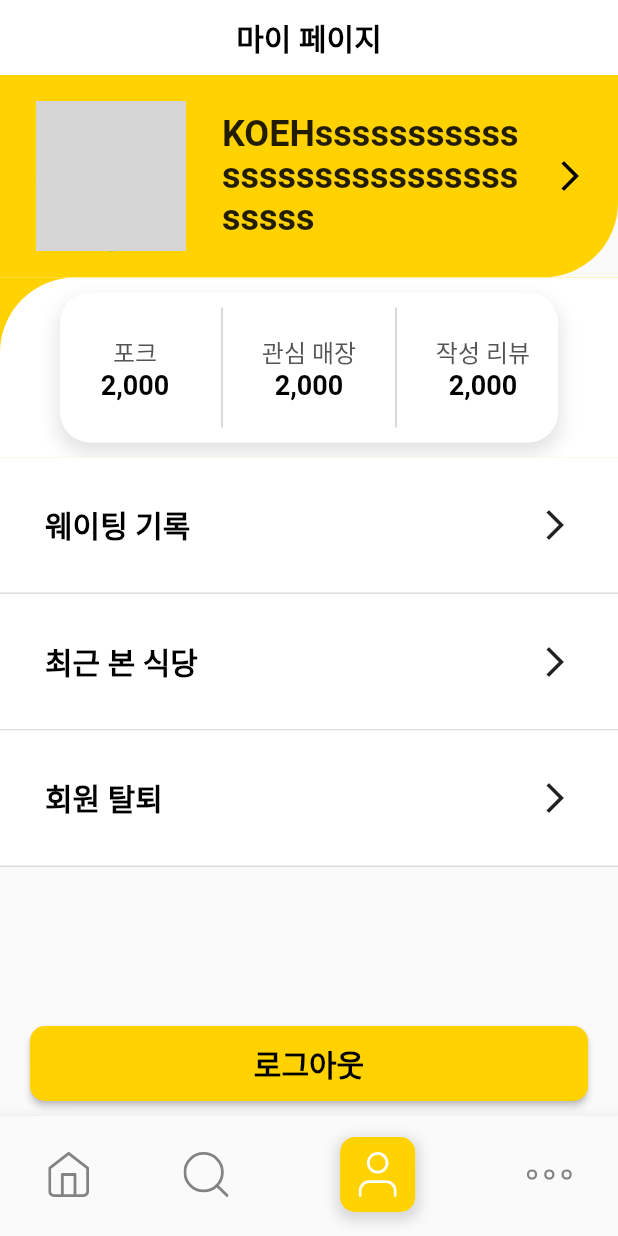
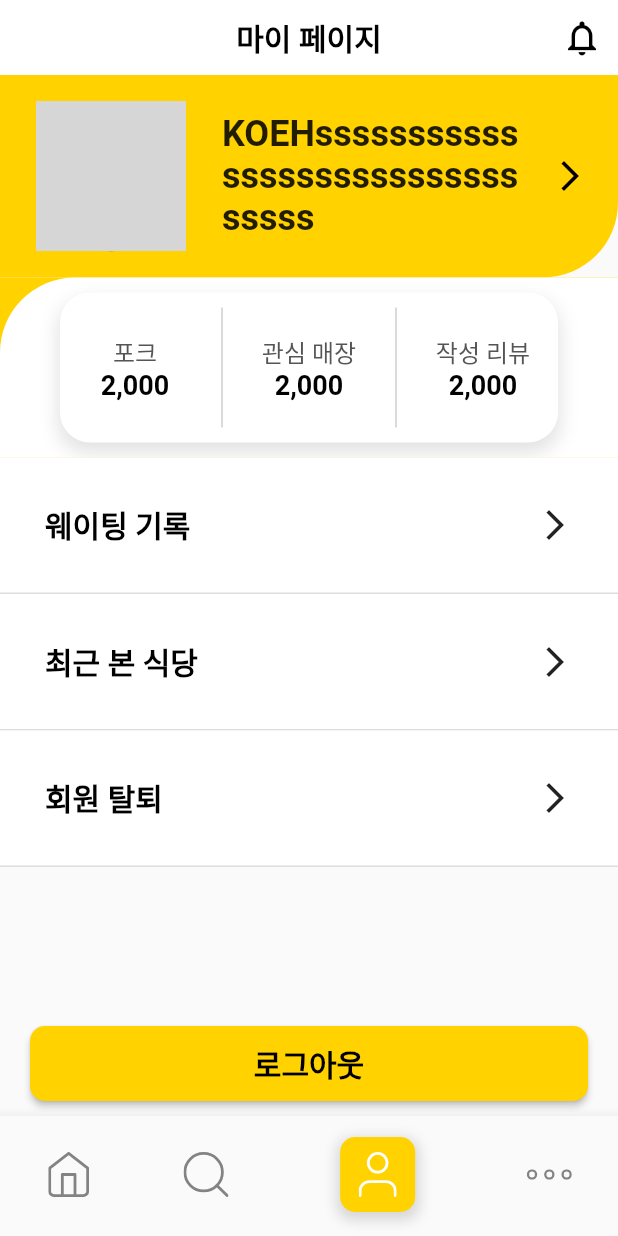
Before and after one commit to SuhyungK/Simollu, a Flutter app: the screen it shows after launch, item 3 of the bottom bar chosen, after a tap on "웨이팅 기록", after a tap on the "arrow back ios" icon, on a phone screen of 412 x 824 dp. Run offline on Flutter 3.47's test engine with Material 2 defaults, Android fonts, the phone set to English and light mode, and no system bars; our stand-ins replace flutter_svg, get; grey boxes are pictures that could not be loaded.

Commit message:
[FE] feat: 페이지별 페이지를 스택으로 관리하도록 분리

```diff
--- a/simollu_front/lib/root.dart
+++ b/simollu_front/lib/root.dart
@@ -6,54 +6,48 @@ import 'package:simollu_front/views/my_page.dart';
 import 'package:simollu_front/views/search_page.dart';
 import 'package:simollu_front/views/tmp_page.dart';
 import 'package:simollu_front/widgets/nav_bar.dart';
+import 'package:simollu_front/utils/sstack.dart';
 
 class RootController extends GetxController {
   static RootController get to => Get.find();
+  // 현재 보고 있는  페이지 인덱스
   RxInt rootPageIndex = 0.obs;
-  RxString rootPageTitle = "".obs;
-  RxBool isMainPage = true.obs;
+  List<RxBool> isMainPages = [true.obs, true.obs, true.obs, true.obs];
+  // 페이지 타이틀을 스택으로 관리
+  List<Sstack<RxString>> rootPageTitles = [
+    Sstack<RxString>(["".obs]),
+    Sstack<RxString>(["검색하기".obs]),
+    Sstack<RxString>(["마이 페이지".obs]),
+    Sstack<RxString>(["더 보기".obs]),
+  ];
+  RxBool visibleBell = true.obs;
 
   GlobalKey<NavigatorState> navigatorKey = GlobalKey<NavigatorState>();
   GlobalKey<NavigatorState> myPageKey = GlobalKey<NavigatorState>();
 
   void changeRootPageIndex(int index) {
     rootPageIndex(index);
-    if (index == 0) {
-      setRootPageTitle("");
-    } else if (index == 1) {
-      setRootPageTitle("검색하기");
-    } else if (index == 2) {
-      setRootPageTitle("마이 페이지");
-    } else if (index == 3) {
-      setRootPageTitle("더보기");
-    }
   }
 
   Future<bool> onWillPop() async {
-    if (rootPageIndex.value == 0) {
-      setRootPageTitle("");
-    } else if (rootPageIndex.value == 1) {
-      setRootPageTitle("검색하기");
-    } else if (rootPageIndex.value == 2) {
-      setRootPageTitle("마이 페이지");
-    } else if (rootPageIndex.value == 3) {
-      setRootPageTitle("더보기");
-    }
+    rootPageTitles[rootPageIndex.value].pop();
     return !(await navigatorKey.currentState!.maybePop() ||
         await myPageKey.currentState!.maybePop());
   }
 
-  void setRootPageTitle(String title) {
-    rootPageTitle(title);
+  void setRootPageTitles(String title) {
+    rootPageTitles[rootPageIndex.value].push(title.obs);
   }
 
   void setIsMainPage(bool flag) {
-    isMainPage(flag);
+    isMainPages[rootPageIndex.value](flag);
   }
 
   void back() {
+    onWillPop();
+    if (rootPageTitles[rootPageIndex.value].length == 1) {
       setIsMainPage(true);
-    onWillPop();
+    }
   }
 }
 
@@ -74,13 +68,16 @@ class Root extends GetView<RootController> {
             elevation: 0,
             centerTitle: true,
             title: Text(
-              controller.rootPageTitle.value,
+              controller.rootPageTitles[controller.rootPageIndex.value]
+                  .peek()
+                  .value,
               style: TextStyle(
                 color: Colors.black,
                 fontWeight: FontWeight.w900,
               ),
             ),
-            leading: controller.isMainPage.value
+            leading:
+                controller.isMainPages[controller.rootPageIndex.value].value
                     ? Container()
                     : GestureDetector(
                         onTap: () {
@@ -91,6 +88,23 @@ class Root extends GetView<RootController> {
                           color: Colors.black,
                         ),
                       ),
+            actions: [
+              controller.visibleBell.value
+                  ? GestureDetector(
+                      onTap: () {
+                        print("알림 클릭");
+                      },
+                      child: Padding(
+                        padding: EdgeInsets.symmetric(horizontal: 10),
+                        child: Icon(
+                          Icons.notifications_outlined,
+                          color: Colors.black,
+                          size: 28,
+                        ),
+                      ),
+                    )
+                  : Container(),
+            ],
           ),
           body: IndexedStack(
             index: controller.rootPageIndex.value,
--- a/simollu_front/lib/views/my_page.dart
+++ b/simollu_front/lib/views/my_page.dart
@@ -248,7 +248,7 @@ class MyPageState extends State<MyPage> with SingleTickerProviderStateMixin {
               children: [
                 GestureDetector(
                   onTap: () {
-                    RootController.to.setRootPageTitle("웨이팅 기록");
+                    RootController.to.setRootPageTitles("웨이팅 기록");
                     RootController.to.setIsMainPage(false);
                     Navigator.push(
                       context,
```
Lines whose indentation alone changed are shown as unchanged.
